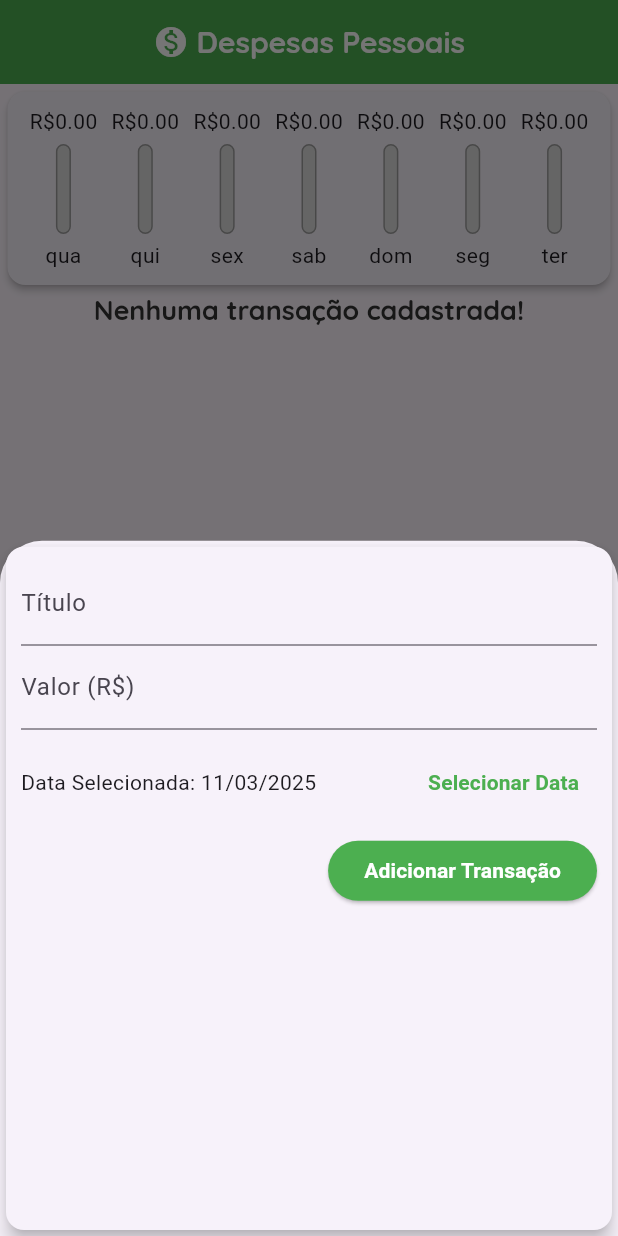
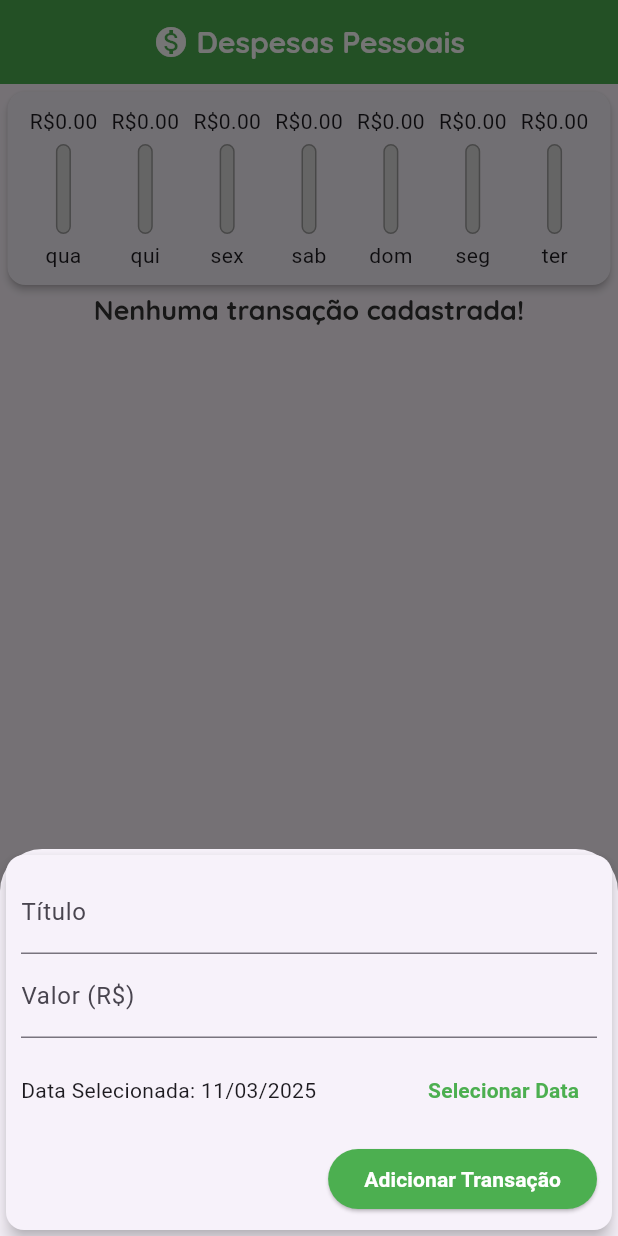
Before and after one commit to Rodrigodil/despesas_pessoais, a Flutter app: the screen it shows after launch, after a tap on the "add" icon, on a phone screen of 412 x 824 dp. Run offline on Flutter 3.47's test engine with Material 3 defaults, Android fonts, the phone set to English and light mode, and no system bars.

Commit message:
Atualização

```diff
--- a/lib/components/transaction_form.dart
+++ b/lib/components/transaction_form.dart
@@ -62,10 +62,16 @@
 
   @override
   Widget build(BuildContext context) {
-    return Card(
+    return SingleChildScrollView(
+      child: Card(
         elevation: 5,
         child: Padding(
-        padding: const EdgeInsets.all(10),
+          padding: EdgeInsets.only(
+            top: 10,
+            right: 10,
+            left: 10,
+            bottom: 10 + MediaQuery.of(context).viewInsets.bottom,
+          ),
           child: Column(
             children: [
               TextField(
@@ -126,6 +132,7 @@
             ],
           ),
         ),
+      ),
     );
   }
 }
--- a/lib/components/transaction_list.dart
+++ b/lib/components/transaction_list.dart
@@ -14,7 +14,7 @@
   Widget build(BuildContext context) {
     //Coluna das transações
     return SizedBox(
-      height: 600,
+      height: MediaQuery.of(context).size.height,//Altura da tela
       child: transactions.isEmpty
           ? Column(
               children: [
```
Also changed, not shown: lib/main.dart (+0 -13 lines), 4 other files. Lines whose indentation alone changed are shown as unchanged.
